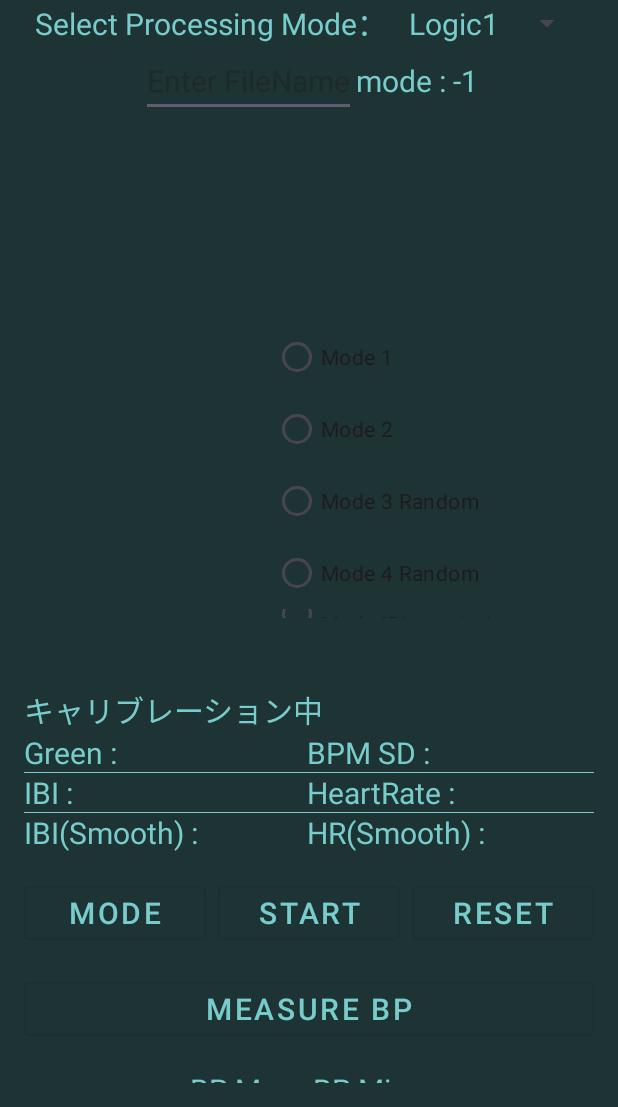
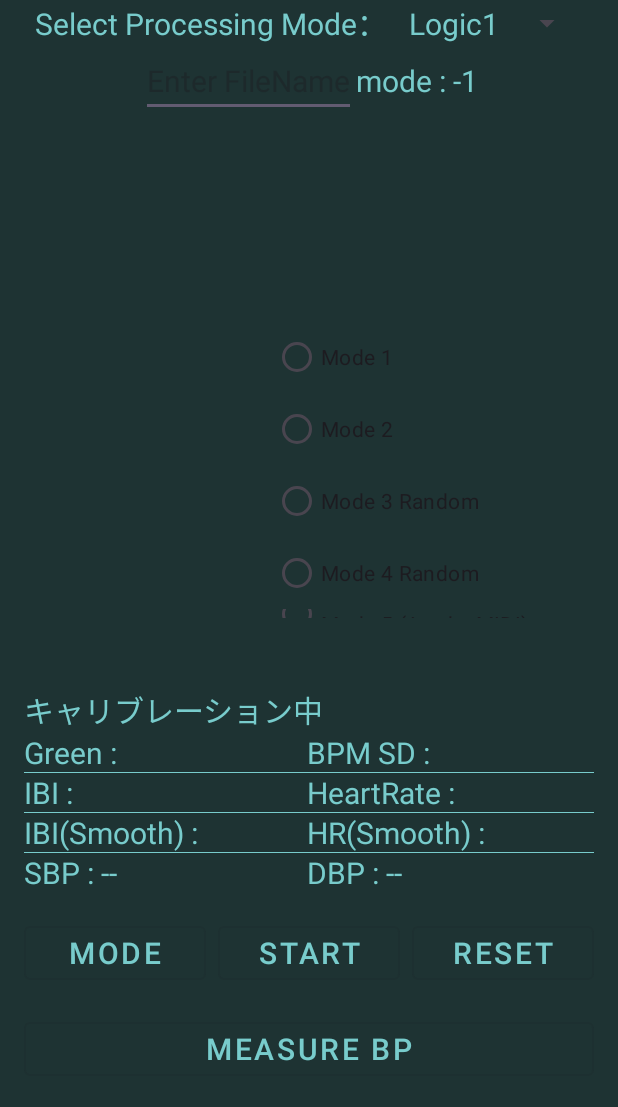
Before and after one commit to nynynakazawa/RealTime-IBI-BP, an Android app: the fragment ModeSelectionFragment placed in its activity, on a phone screen of 412 x 824 dp, the part 129-1236 px from its top. Run offline under Robolectric (Android 15) with nearby library versions, the phone set to English and light mode, and no system bars; libraries missing offline, so code that uses them is left out: com.github.mikephil.charting; plain views replace LineChart; 5 statements that could not run were skipped.

Commit message:
😄 リアルタイム血圧推定

```diff
--- a/app/build.gradle
+++ b/app/build.gradle
@@ -68,4 +68,6 @@ dependencies {
     implementation "pl.edu.icm:JLargeArrays:1.6"
 
     implementation 'org.tensorflow:tensorflow-lite:2.12.0'
+
+    implementation "io.github.lemcoder.mikrosoundfont:midi-android:0.2.0"
 }
--- a/app/src/main/java/com/example/realtimehribicontrol/LogicProcessor.java
+++ b/app/src/main/java/com/example/realtimehribicontrol/LogicProcessor.java
@@ -1,6 +1,4 @@
 package com.example.realtimehribicontrol;
-
-import android.media.Image;
 
 public interface LogicProcessor {
     LogicResult processGreenValueData(double avgG);
--- a/app/src/main/java/com/example/realtimehribicontrol/MainActivity.java
+++ b/app/src/main/java/com/example/realtimehribicontrol/MainActivity.java
@@ -28,7 +28,7 @@ public class MainActivity extends AppCompatActivity
 
     // ===== 定数 =====
     private static final int REQUEST_WRITE_STORAGE = 112, CAMERA_PERMISSION_REQUEST_CODE = 101;
-    private static final int MODE_1 = 1, MODE_2 = 2, MODE_3 = 3, MODE_4 = 4, MODE_9 = 9, MODE_10 = 10, REQ_BP = 201;
+    private static final int MODE_1 = 1, MODE_2 = 2, MODE_3 = 3, MODE_4 = 4, MODE_5 = 5, MODE_9 = 9, MODE_10 = 10, REQ_BP = 201;
 
     // ===== UI =====
     private Button startButton, resetButton, modeBtn, bpMeasureButton;
@@ -44,13 +44,18 @@ public class MainActivity extends AppCompatActivity
     // ===== ランチャー =====
     private ActivityResultLauncher<Intent> bpLauncher;
 
+    private awakeMIDI awakePlayer;
+    private RealtimeBP bpEstimator;
+    private TextView tvSBPRealtime, tvDBPRealtime;
+
     // ===== onCreate =====
-    @Override protected void onCreate(Bundle s) {
+    @Override protected void onCreate(Bundle s){
         super.onCreate(s);
         setContentView(R.layout.activity_main);
         requestCameraPermission();
         initUi();
         initAnalyzer();
+        initRealtimeBP();
         handler = new Handler();
     }
 
@@ -103,8 +108,10 @@ public class MainActivity extends AppCompatActivity
                     .replace(R.id.mode_select_fragment_container,
                             new ModeSelectionFragment())
                     .commit();
-            findViewById(R.id.mode_select_fragment_container)
-                    .setVisibility(View.VISIBLE);
+            FrameLayout container = findViewById(R.id.mode_select_fragment_container);
+            container.setVisibility(View.VISIBLE);
+            container.bringToFront();
+            container.requestLayout();
             v.setVisibility(View.GONE);
         });
 
@@ -159,6 +166,30 @@ public class MainActivity extends AppCompatActivity
             }
         }
     }
+
+    private void initRealtimeBP() {
+        // 1. インスタンス作成＆View のバインド
+        bpEstimator   = new RealtimeBP();
+        tvSBPRealtime = findViewById(R.id.tvSBPRealtime);
+        tvDBPRealtime = findViewById(R.id.tvDBPRealtime);
+
+        // 2. UI 更新リスナ登録
+        bpEstimator.setListener((sbp, dbp) ->
+                runOnUiThread(() -> {
+                    tvSBPRealtime.setText(
+                            String.format(Locale.getDefault(), "SBP : %.1f", sbp));
+                    tvDBPRealtime.setText(
+                            String.format(Locale.getDefault(), "DBP : %.1f", dbp));
+                })
+        );
+
+        // 3. Logic1 に波形コールバックを設定（既に analyzer 初期化済みの前提）
+        LogicProcessor lp = analyzer.getLogicProcessor("Logic1");
+        if (lp instanceof Logic1) {
+            ((Logic1) lp).setBPFrameCallback(bpEstimator::update);
+        }
+    }
+
 
     private void showPermissionSettingsDialog() {
         new AlertDialog.Builder(this)
@@ -236,10 +267,17 @@ public class MainActivity extends AppCompatActivity
         });
     }
 
+
     // ===== Mode初期化 =====
     private void initializeMode() {
-        if (mode == MODE_3 || mode == MODE_4)
+        if (mode == MODE_5) {
+            // raw フォルダに Rock16.mid を置いておく想定
+            Uri midiUri = Uri.parse("android.resource://" + getPackageName() + "/raw/rock16");
+            awakePlayer = new awakeMIDI(this, analyzer, null);
+        }
+        if (mode == MODE_3 || mode == MODE_4) {
             stimuliGen = new RandomStimuliGeneration(this);
+        }
     }
     private void setMode(int m) {
         runOnUiThread(() ->
@@ -251,13 +289,20 @@ public class MainActivity extends AppCompatActivity
         isRecording = true;
         Toast.makeText(this, "Start recording", Toast.LENGTH_SHORT).show();
         analyzer.startRecording();
-        if (mode == MODE_9 || mode == MODE_10) startTrainingLoop();
-        else {
+
+        if (mode == MODE_5) {
+            awakePlayer.start();    // BPM に合わせて MIDI 再生＆ループ
+        } else if (mode == MODE_9 || mode == MODE_10) {
+            startTrainingLoop();
+        } else {
             recordTask = this::startTrainingLoop;
             handler.postDelayed(recordTask, 60000);
         }
     }
     private void stopRecording() {
+        if (mode == MODE_5 && awakePlayer != null) {
+            awakePlayer.stop();
+        }
         isRecording = false;
         Toast.makeText(this, "Stop recording", Toast.LENGTH_SHORT).show();
         analyzer.stopRecording();
@@ -339,4 +384,5 @@ public class MainActivity extends AppCompatActivity
 
     // ===== getter =====
     public double getLatestIbiValue() { return analyzer.getLatestIbi(); }
+
 }
--- a/app/src/main/java/com/example/realtimehribicontrol/ModeSelectionFragment.java
+++ b/app/src/main/java/com/example/realtimehribicontrol/ModeSelectionFragment.java
@@ -23,6 +23,7 @@ public class ModeSelectionFragment extends Fragment {
     private static final int MODE_2 = 2;
     private static final int MODE_3 = 3;
     private static final int MODE_4 = 4;
+    private static final int MODE_5 = 5;
     private static final int MODE_9 = 9;
     private static final int MODE_10 = 10;
 
@@ -73,11 +74,13 @@ public class ModeSelectionFragment extends Fragment {
             return MODE_3;
         } else if (selectedId == R.id.mode_4) {
             return MODE_4;
+        } else if (selectedId == R.id.mode_5) {
+            return MODE_5;
         } else if (selectedId == R.id.mode_IBI_test) {
             return MODE_9;
         } else if (selectedId == R.id.mode_20sec) {
             return MODE_10;
-        }else{
+        } else {
             return -1;
         }
     }
--- a/app/src/main/res/layout/activity_main.xml
+++ b/app/src/main/res/layout/activity_main.xml
@@ -15,19 +15,13 @@
         android:title="Biometric Monitor"
         android:titleTextColor="#78CCCC" />
 
-    <FrameLayout
-        android:id="@+id/mode_select_fragment_container"
+    <!-- 直接 ConstraintLayout を配置 -->
+    <androidx.constraintlayout.widget.ConstraintLayout
+        android:id="@+id/main_content"
         android:layout_width="match_parent"
         android:layout_height="match_parent"
-        android:visibility="gone"/>
-
-    <!-- 直接 ConstraintLayout を配置 -->
-    <androidx.constraintlayout.widget.ConstraintLayout
-        xmlns:android="http://schemas.android.com/apk/res/android"
-        xmlns:app="http://schemas.android.com/apk/res-auto"
-        android:layout_width="match_parent"
-        android:layout_height="match_parent"
-        android:padding="16dp">
+        android:padding="16dp"
+        android:elevation="8dp">
 
         <ImageView
             android:id="@+id/appIcon"
@@ -192,7 +186,27 @@
                     android:textSize="20dp"
                     android:textColor="#78CCCC"/>
             </TableRow>
+            <TableRow
+                android:layout_width="match_parent"
+                android:layout_height="wrap_content"
+                android:gravity="center">
 
+                <TextView
+                    android:id="@+id/tvSBPRealtime"
+                    android:layout_width="wrap_content"
+                    android:layout_height="wrap_content"
+                    android:text="SBP : --"
+                    android:textSize="20dp"
+                    android:textColor="#78CCCC"/>
+
+                <TextView
+                    android:id="@+id/tvDBPRealtime"
+                    android:layout_width="wrap_content"
+                    android:layout_height="wrap_content"
+                    android:text="DBP : --"
+                    android:textSize="20dp"
+                    android:textColor="#78CCCC"/>
+            </TableRow>
         </TableLayout>
 
         <!-- ボタン群 -->
@@ -277,4 +291,15 @@
             app:layout_constraintEnd_toEndOf="parent"/>
 
     </androidx.constraintlayout.widget.ConstraintLayout>
+
+    <FrameLayout
+        android:id="@+id/mode_select_fragment_container"
+        android:layout_width="match_parent"
+        android:layout_height="match_parent"
+        android:visibility="gone"
+        android:clickable="true"
+        android:focusable="true"
+        android:focusableInTouchMode="true"
+        android:elevation="16dp"
+        android:translationZ="16dp"/>
 </androidx.coordinatorlayout.widget.CoordinatorLayout>
--- a/app/src/main/res/layout/fragment_mode_selection.xml
+++ b/app/src/main/res/layout/fragment_mode_selection.xml
@@ -4,7 +4,10 @@
     android:layout_height="match_parent"
     android:orientation="vertical"
     android:background="#1e3333"
-    android:padding="16dp">
+    android:padding="16dp"
+    android:elevation="10dp"
+    android:focusable="true"
+    android:focusableInTouchMode="true">>
 
     <RadioGroup
         android:id="@+id/modeRadioGroup"
@@ -38,6 +41,12 @@
             android:text="Mode 4 Random" />
 
         <RadioButton
+            android:id="@+id/mode_5"
+            android:layout_width="wrap_content"
+            android:layout_height="wrap_content"
+            android:text="Mode 5 (Awake MIDI)" />
+
+        <RadioButton
             android:id="@+id/mode_IBI_test"
             android:layout_width="wrap_content"
             android:layout_height="wrap_content"
```
Also changed, not shown: app/src/main/java/com/example/realtimehribicontrol/GreenValueAnalyzer.java (+18 -1 lines), app/src/main/java/com/example/realtimehribicontrol/HapticEffectController.java (added, +55 -0 lines), app/src/main/java/com/example/realtimehribicontrol/Logic1.java (+11 -0 lines), app/src/main/java/com/example/realtimehribicontrol/Logic2.java (+2 -7 lines), app/src/main/java/com/example/realtimehribicontrol/PressureAnalyze.java (+126 -38 lines), app/src/main/java/com/example/realtimehribicontrol/RealtimeBP.java (added, +107 -0 lines), app/src/main/java/com/example/realtimehribicontrol/awakeMIDI.java (added, +131 -0 lines), 4 other files.
